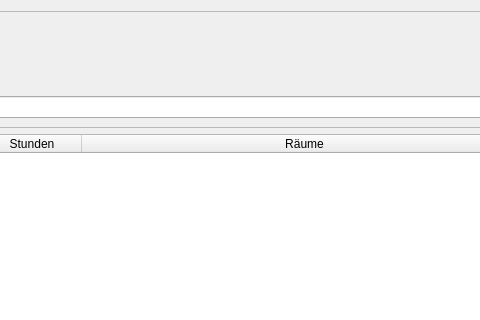
Old version of the form ui/courses.ui in the repository gradgrind/FEdAp; both pictures show x 330 to 810 and y 0 to 320 of the 1201 by 645 pixel window.
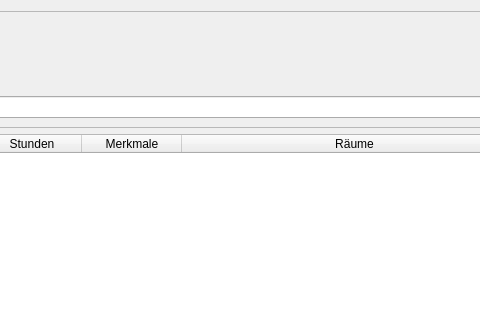
New version of the form.

What changed in the file:
```diff
--- a/ui/courses.ui
+++ b/ui/courses.ui
@@ -104,6 +104,9 @@
       <attribute name="horizontalHeaderStretchLastSection">
        <bool>true</bool>
       </attribute>
+      <attribute name="verticalHeaderVisible">
+       <bool>false</bool>
+      </attribute>
       <column>
        <property name="text">
         <string>Fach</string>
@@ -124,6 +127,11 @@
         <string>Stunden</string>
        </property>
       </column>
+      <column>
+       <property name="text">
+        <string>Merkmale</string>
+       </property>
+      </column>
       <column>
        <property name="text">
         <string>Räume</string>
```
